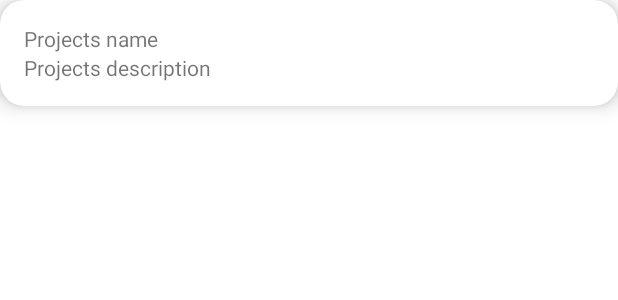
After one commit to qu4dro/pocket-projects-app, an Android app: the layout item_project.xml on its own in the app's theme, with its tools: preview values and no code run, on a phone screen of 412 x 824 dp. The commit adds this screen. Shown: the top 300 px of the screen. Run offline under Robolectric (Android 15) with nearby library versions, the phone set to English and light mode, and no system bars.

Commit message:
Created viewModel, new methods in DAO and repository, added recylcer, adapter and layout for projects

```diff
--- a/app/src/main/java/ru/orlovvv/projects/ui/PocketProjectsActivity.kt
+++ b/app/src/main/java/ru/orlovvv/projects/ui/PocketProjectsActivity.kt
@@ -2,6 +2,7 @@ package ru.orlovvv.projects.ui
 
 import androidx.appcompat.app.AppCompatActivity
 import android.os.Bundle
+import androidx.activity.viewModels
 import androidx.navigation.Navigation
 import androidx.navigation.ui.setupWithNavController
 import dagger.hilt.android.AndroidEntryPoint
@@ -12,6 +13,7 @@ import ru.orlovvv.projects.databinding.ActivityPocketProjectsBinding
 class PocketProjectsActivity : AppCompatActivity() {
 
     private lateinit var binding: ActivityPocketProjectsBinding
+    private val pocketProjectsViewModel: PocketProjectsViewModel by viewModels()
 
     override fun onCreate(savedInstanceState: Bundle?) {
         super.onCreate(savedInstanceState)
--- a/app/src/main/java/ru/orlovvv/projects/util/Constants.kt
+++ b/app/src/main/java/ru/orlovvv/projects/util/Constants.kt
@@ -2,6 +2,7 @@ package ru.orlovvv.projects.util
 
 object Constants {
     const val NUM_PAGES = 3
+    const val SPACING = 8
 }
 
 enum class TaskStatus {
--- /dev/null
+++ b/app/src/main/res/layout/item_project.xml
@@ -0,0 +1,47 @@
+<?xml version="1.0" encoding="utf-8"?>
+<layout xmlns:android="http://schemas.android.com/apk/res/android"
+    xmlns:app="http://schemas.android.com/apk/res-auto"
+    xmlns:tools="http://schemas.android.com/tools">
+
+    <data>
+
+        <variable
+            name="project"
+            type="ru.orlovvv.projects.db.entities.Project" />
+
+    </data>
+
+    <com.google.android.material.card.MaterialCardView
+        style="@style/CardViewStyle.ItemStyle"
+        android:layout_width="match_parent"
+        android:layout_height="wrap_content">
+
+        <androidx.constraintlayout.widget.ConstraintLayout
+            android:layout_width="match_parent"
+            android:layout_height="match_parent"
+            android:padding="16dp">
+
+            <com.google.android.material.textview.MaterialTextView
+                android:id="@+id/tv_project_name"
+                android:layout_width="match_parent"
+                android:layout_height="wrap_content"
+                android:ellipsize="end"
+                android:maxLines="2"
+                android:text="@{project.name}"
+                app:layout_constraintTop_toTopOf="parent"
+                tools:text="Projects name" />
+
+            <com.google.android.material.textview.MaterialTextView
+                android:id="@+id/tv_project_description"
+                android:layout_width="match_parent"
+                android:layout_height="wrap_content"
+                android:ellipsize="end"
+                android:maxLines="8"
+                android:text="@{project.description}"
+                app:layout_constraintTop_toBottomOf="@id/tv_project_name"
+                tools:text="Projects description" />
+
+        </androidx.constraintlayout.widget.ConstraintLayout>
+
+    </com.google.android.material.card.MaterialCardView>
+</layout>
--- a/app/src/main/res/values-night/themes.xml
+++ b/app/src/main/res/values-night/themes.xml
@@ -13,7 +13,6 @@
         <item name="android:statusBarColor" tools:targetApi="l">?attr/colorPrimaryVariant</item>
         <!-- Customize your theme here. -->
 
-        <item name="android:windowTranslucentStatus">true</item>
         <item name="bottomSheetDialogTheme">@style/AppBottomSheetDialogTheme</item>
     </style>
 </resources>
--- a/app/src/main/res/values/themes.xml
+++ b/app/src/main/res/values/themes.xml
@@ -13,7 +13,6 @@
         <item name="android:statusBarColor" tools:targetApi="l">?attr/colorPrimaryVariant</item>
         <!-- Customize your theme here. -->
 
-        <item name="android:windowTranslucentStatus">true</item>
         <item name="bottomSheetDialogTheme">@style/AppBottomSheetDialogTheme</item>
     </style>
 </resources>
```
Also changed, not shown: app/src/main/java/ru/orlovvv/projects/db/PocketProjectsDAO.kt (+11 -0 lines), app/src/main/java/ru/orlovvv/projects/repository/PocketProjectsRepository.kt (added, +14 -0 lines), app/src/main/java/ru/orlovvv/projects/ui/PocketProjectsViewModel.kt (added, +23 -0 lines), app/src/main/java/ru/orlovvv/projects/ui/dialogs/CreateProjectDialog.kt (+25 -0 lines), app/src/main/java/ru/orlovvv/projects/ui/fragments/boards/adapters/ProjectAdapter.kt (added, +64 -0 lines), app/src/main/java/ru/orlovvv/projects/ui/fragments/projects/ProjectsFragment.kt (+16 -3 lines), app/src/main/java/ru/orlovvv/projects/util/BindingAdapters.kt (added, +12 -0 lines), app/src/main/java/ru/orlovvv/projects/util/Extensions.kt (added, +19 -0 lines), app/src/main/res/layout/activity_pocket_projects.xml (+6 -2 lines), app/src/main/res/layout/fragment_projects.xml (+19 -0 lines).
